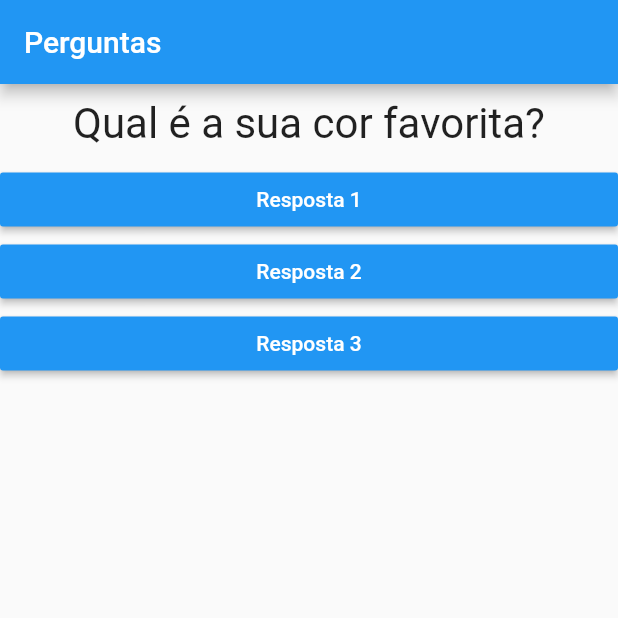
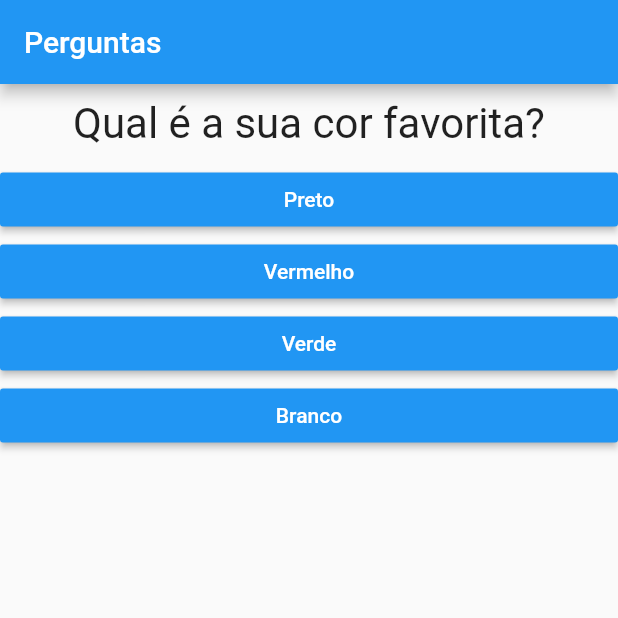
Before and after one commit to lucasviinic/flutter-training, a Flutter app: the screen it shows after launch, on a phone screen of 412 x 824 dp, the top half of it. Run offline on Flutter 3.47's test engine with Material 2 defaults, Android fonts, the light colour scheme and no system bars.

Commit message:
Exibindo Resultado

```diff
--- a/questions_project/lib/main.dart
+++ b/questions_project/lib/main.dart
@@ -8,33 +8,56 @@ main () => runApp(PerguntaApp());
 class _PerguntaAppState extends State<PerguntaApp> {
   var _perguntaSelecionada = 0;
 
+  final List<Map<String, Object>> _perguntas = const [
+      {
+        'texto': 'Qual é a sua cor favorita?',
+        'respostas': ['Preto', 'Vermelho', 'Verde', 'Branco']
+      },
+      {
+        'texto': 'Qual o seu animal favorito?',
+        'respostas': ['Coelho', 'Cobra', 'Elefante', 'Leão']
+      },
+      {
+        'texto': 'Qual a sua série favorita?',
+        'respostas': ['Sherlock', 'Vikings', 'Dark', 'The Last Kingdom']
+      }
+    ];
+
   void _responder() {
-    setState(() {
-      _perguntaSelecionada++;
-    });
+    if (temPerguntaSelecionada) {
+      setState(() {
+        _perguntaSelecionada++;
+      });
+    }
+  }
+
+  bool get temPerguntaSelecionada {
+    return _perguntaSelecionada < _perguntas.length;
   }
 
   @override
   Widget build(BuildContext context) {
 
-    final List<String> perguntas = [
-      'Qual é a sua cor favorita?',
-      'Qual a sua série favorita?'
-    ];
+    List<String> respostas = temPerguntaSelecionada
+      ? _perguntas[_perguntaSelecionada]['respostas'] as List<String>
+      : [];
 
     return MaterialApp(
       home: Scaffold(
         appBar: AppBar(
           title: const Text("Perguntas"),
         ),
-        body: Column(
+        body: temPerguntaSelecionada ? Column(
           children: [
-            Questao(perguntas[_perguntaSelecionada]),
-            Resposta("Resposta 1", _responder),
-            Resposta("Resposta 2", _responder),
-            Resposta("Resposta 3", _responder)
+            Questao(_perguntas[_perguntaSelecionada]['texto'] as String),
+            ...respostas.map((t) => Resposta(t, _responder)).toList(),
           ],
-        ),
+        ) : const Center(
+              child: Text(
+                "Parabéns",
+                style: TextStyle(fontSize: 28),
+              ),
+            ),
       ),
     );
   }
```
